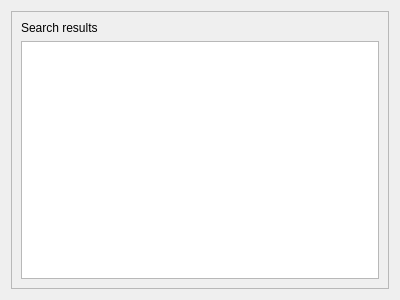
First picture: the form in search_results.ui, repository esdrasbeleza/BlzMovies, before the edit.
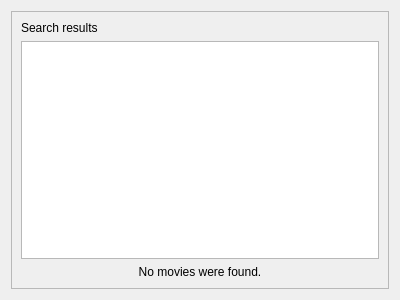
Second picture: the form after the edit.

Diff of the .ui file:
```diff
--- a/search_results.ui
+++ b/search_results.ui
@@ -43,6 +43,16 @@
          </item>
         </layout>
        </item>
+       <item>
+        <widget class="QLabel" name="noMoviesFoundLabel">
+         <property name="text">
+          <string>No movies were found.</string>
+         </property>
+         <property name="alignment">
+          <set>Qt::AlignCenter</set>
+         </property>
+        </widget>
+       </item>
       </layout>
      </widget>
     </widget>
```
Left out of the diff: 2 changed lines with no effect on the pictures.
